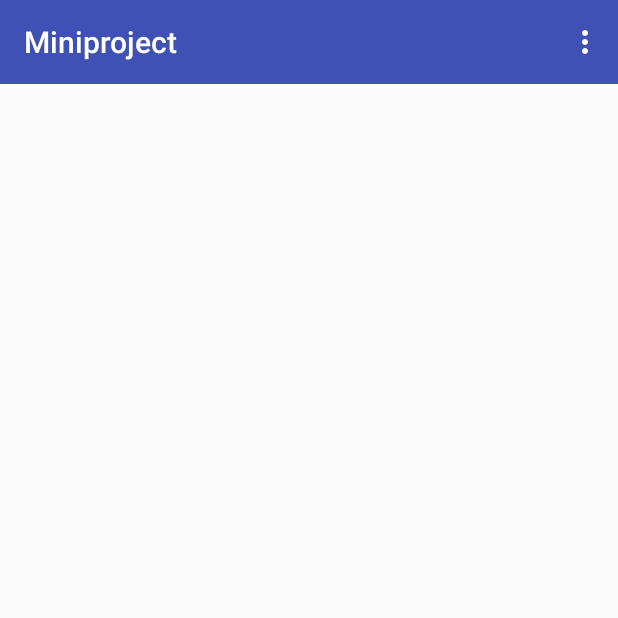
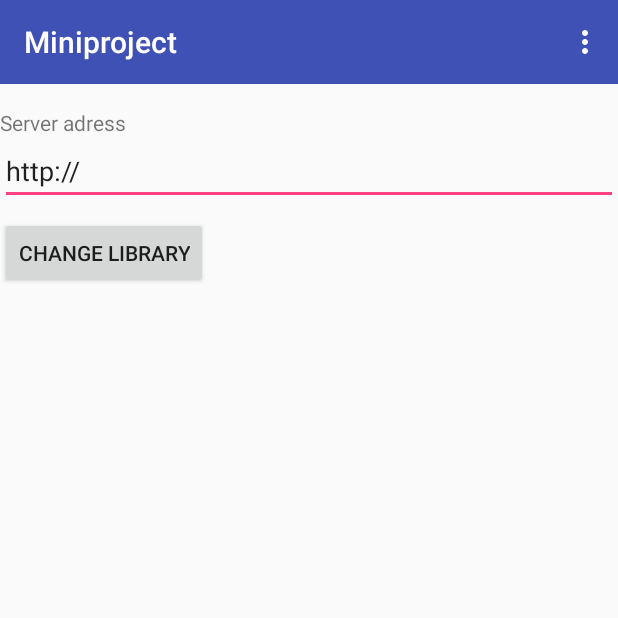
Before and after one commit to Kasacka/mgeminiproject, an Android app: the ChangeLibraryActivity screen opened directly, with no data from a screen before it, on a phone screen of 412 x 824 dp, the top half of it. Run offline under Robolectric (Android 15) with nearby library versions, the phone set to English and light mode, and no system bars.

Commit message:
Add change library functionality

```diff
--- a/Miniprojekt-App/Miniproject/app/src/main/java/ch/kananga/miniproject/ui/ChangeLibraryActivity.java
+++ b/Miniprojekt-App/Miniproject/app/src/main/java/ch/kananga/miniproject/ui/ChangeLibraryActivity.java
@@ -1,11 +1,15 @@
 package ch.kananga.miniproject.ui;
 
+import android.content.SharedPreferences;
 import android.os.Bundle;
 import android.support.v7.widget.Toolbar;
+import android.view.View;
+import android.widget.Button;
+import android.widget.EditText;
 
 import ch.kananga.miniproject.R;
 
-public class ChangeLibraryActivity extends BaseActivity {
+public class ChangeLibraryActivity extends BaseActivity implements View.OnClickListener {
 
     @Override
     protected void onCreate(Bundle savedInstanceState) {
@@ -14,5 +18,20 @@ public class ChangeLibraryActivity extends BaseActivity {
 
         Toolbar toolbar = (Toolbar) findViewById(R.id.toolbar);
         setSupportActionBar(toolbar);
+
+        Button changeLibrary = findViewById(R.id.libraryChangeButton);
+        changeLibrary.setOnClickListener(this);
+    }
+
+    @Override
+    public void onClick(View view) {
+        EditText newLibrary = (EditText) findViewById(R.id.libraryServerText);
+
+        SharedPreferences settings = getSharedPreferences(getString(R.string.settings), MODE_PRIVATE);
+        SharedPreferences.Editor editor = settings.edit();
+        editor.putString(getString(R.string.serverAddress), newLibrary.getText().toString());
+        editor.commit();
+
+        startLoanActivity();
     }
 }
--- a/Miniprojekt-App/Miniproject/app/src/main/java/ch/kananga/miniproject/ui/LoanActivity.java
+++ b/Miniprojekt-App/Miniproject/app/src/main/java/ch/kananga/miniproject/ui/LoanActivity.java
@@ -1,5 +1,6 @@
 package ch.kananga.miniproject.ui;
 
+import android.content.SharedPreferences;
 import android.os.Bundle;
 import android.support.v7.widget.LinearLayoutManager;
 import android.support.v7.widget.RecyclerView;
@@ -28,7 +29,8 @@ public class LoanActivity extends BaseActivity {
         Toolbar toolbar = (Toolbar)findViewById(R.id.toolbar);
         setSupportActionBar(toolbar);
 
-        LibraryService.setServerAddress(getString(R.string.serverAddress));
+        SharedPreferences settings = getSharedPreferences(getString(R.string.settings), MODE_PRIVATE);
+        LibraryService.setServerAddress(settings.getString(getString(R.string.serverAddress), ""));
 
         RecyclerView lentGadgets = (RecyclerView) findViewById(R.id.lendingList);
         lentGadgets.setHasFixedSize(true);
--- a/Miniprojekt-App/Miniproject/app/src/main/java/ch/kananga/miniproject/ui/RegisterActivity.java
+++ b/Miniprojekt-App/Miniproject/app/src/main/java/ch/kananga/miniproject/ui/RegisterActivity.java
@@ -1,5 +1,6 @@
 package ch.kananga.miniproject.ui;
 
+import android.content.SharedPreferences;
 import android.os.Bundle;
 import android.util.Log;
 import android.view.View;
@@ -21,7 +22,8 @@ public class RegisterActivity extends BaseActivity implements View.OnClickListen
         registerButton = findViewById(R.id.registrationRegisterButton);
         registerButton.setOnClickListener(this);
 
-        LibraryService.setServerAddress(getString(R.string.serverAddress));
+        SharedPreferences settings = getSharedPreferences(getString(R.string.settings), MODE_PRIVATE);
+        LibraryService.setServerAddress(settings.getString(getString(R.string.serverAddress), ""));
     }
 
     @Override
--- a/Miniprojekt-App/Miniproject/app/src/main/java/ch/kananga/miniproject/ui/ReservationActivity.java
+++ b/Miniprojekt-App/Miniproject/app/src/main/java/ch/kananga/miniproject/ui/ReservationActivity.java
@@ -1,6 +1,7 @@
 package ch.kananga.miniproject.ui;
 
 import android.content.Intent;
+import android.content.SharedPreferences;
 import android.os.Bundle;
 import android.support.v7.widget.Toolbar;
 import android.view.View;
@@ -28,7 +29,8 @@ public class ReservationActivity extends BaseActivity implements View.OnClickLis
         Toolbar toolbar = (Toolbar)findViewById(R.id.toolbar);
         setSupportActionBar(toolbar);
 
-        LibraryService.setServerAddress(getString(R.string.serverAddress));
+        SharedPreferences settings = getSharedPreferences(getString(R.string.settings), MODE_PRIVATE);
+        LibraryService.setServerAddress(settings.getString(getString(R.string.serverAddress), ""));
 
         reservationArticleSpinner = (Spinner) findViewById(R.id.reservation_article);
 
--- a/Miniprojekt-App/Miniproject/app/src/main/java/ch/kananga/miniproject/ui/ReservationListActivity.java
+++ b/Miniprojekt-App/Miniproject/app/src/main/java/ch/kananga/miniproject/ui/ReservationListActivity.java
@@ -1,5 +1,6 @@
 package ch.kananga.miniproject.ui;
 
+import android.content.SharedPreferences;
 import android.os.Bundle;
 import android.support.v7.widget.LinearLayoutManager;
 import android.support.v7.widget.RecyclerView;
@@ -26,7 +27,8 @@ public class ReservationListActivity extends BaseActivity {
         Toolbar toolbar = (Toolbar) findViewById(R.id.toolbar);
         setSupportActionBar(toolbar);
 
-        LibraryService.setServerAddress(getString(R.string.serverAddress));
+        SharedPreferences settings = getSharedPreferences(getString(R.string.settings), MODE_PRIVATE);
+        LibraryService.setServerAddress(settings.getString(getString(R.string.serverAddress), ""));
 
         reservationListView = findViewById(R.id.reservation_list_view);
         reservationListView.setLayoutManager(new LinearLayoutManager(this));
@@ -49,7 +51,6 @@ public class ReservationListActivity extends BaseActivity {
                     reservationListView.setVisibility(View.VISIBLE);
                     emptyText.setVisibility(View.GONE);
                 }
-                showToast(reservationListView.getVisibility() + " = reservationList");
             }
 
             @Override
--- a/Miniprojekt-App/Miniproject/app/src/main/res/layout/activity_change_library.xml
+++ b/Miniprojekt-App/Miniproject/app/src/main/res/layout/activity_change_library.xml
@@ -1,5 +1,5 @@
 <?xml version="1.0" encoding="utf-8"?>
-<LinearLayout xmlns:android="http://schemas.android.com/apk/res/android"
+<LinearLayout android:orientation="vertical" xmlns:android="http://schemas.android.com/apk/res/android"
     xmlns:app="http://schemas.android.com/apk/res-auto"
     xmlns:tools="http://schemas.android.com/tools"
     android:layout_width="match_parent"
@@ -12,8 +12,8 @@
         android:id="@+id/libraryServerLabel"
         android:layout_width="wrap_content"
         android:layout_height="wrap_content"
+        android:layout_marginTop="16dp"
         android:text="Server adress"
-        android:layout_below="@+id/libraryServerText"
         android:layout_alignLeft="@+id/libraryServerText"
         android:layout_alignStart="@+id/libraryServerText" />
 
@@ -22,8 +22,16 @@
         android:layout_width="match_parent"
         android:layout_height="wrap_content"
         android:inputType="text"
+        android:text="http://"
         android:hint="library server adress"
-        android:layout_centerHorizontal="true"
         android:layout_below="@+id/libraryServerLabel" />
 
+    <Button
+        android:id="@+id/libraryChangeButton"
+        android:layout_width="wrap_content"
+        android:layout_height="wrap_content"
+        android:text="Change library"
+        android:layout_marginTop="8dp"
+        android:layout_below="@+id/libraryServerText"/>
+
 </LinearLayout>
--- a/Miniprojekt-App/Miniproject/app/src/main/res/layout/activity_reservation_list.xml
+++ b/Miniprojekt-App/Miniproject/app/src/main/res/layout/activity_reservation_list.xml
@@ -1,5 +1,5 @@
 <?xml version="1.0" encoding="utf-8"?>
-<LinearLayout android:orientation="horizontal" xmlns:android="http://schemas.android.com/apk/res/android"
+<LinearLayout android:orientation="vertical" xmlns:android="http://schemas.android.com/apk/res/android"
     xmlns:tools="http://schemas.android.com/tools"
     android:layout_width="match_parent"
     android:layout_height="match_parent"
--- a/Miniprojekt-App/Miniproject/app/src/main/res/values/strings.xml
+++ b/Miniprojekt-App/Miniproject/app/src/main/res/values/strings.xml
@@ -2,8 +2,10 @@
     <!-- App Data -->
     <string name="app_name">Miniproject</string>
 
+    <string name="settings">settings</string>
+
     <!-- Server Adress for communication gadgetothek -->
-    <string name="serverAddress">https://warm-ocean-14675.herokuapp.com/public</string>
+    <string name="serverAddress">serverAddress</string>
 
     <!-- Begin string definition login screen -->
     <string name="loginAppIconImageContentDescription">gadgetothek</string>
```
Also changed, not shown: Miniprojekt-App/Miniproject/app/src/main/java/ch/kananga/miniproject/ui/LoginActivity.java (+6 -11 lines), Miniprojekt-App/Miniproject/app/src/main/res/layout/activity_login.xml (+0 -10 lines).
